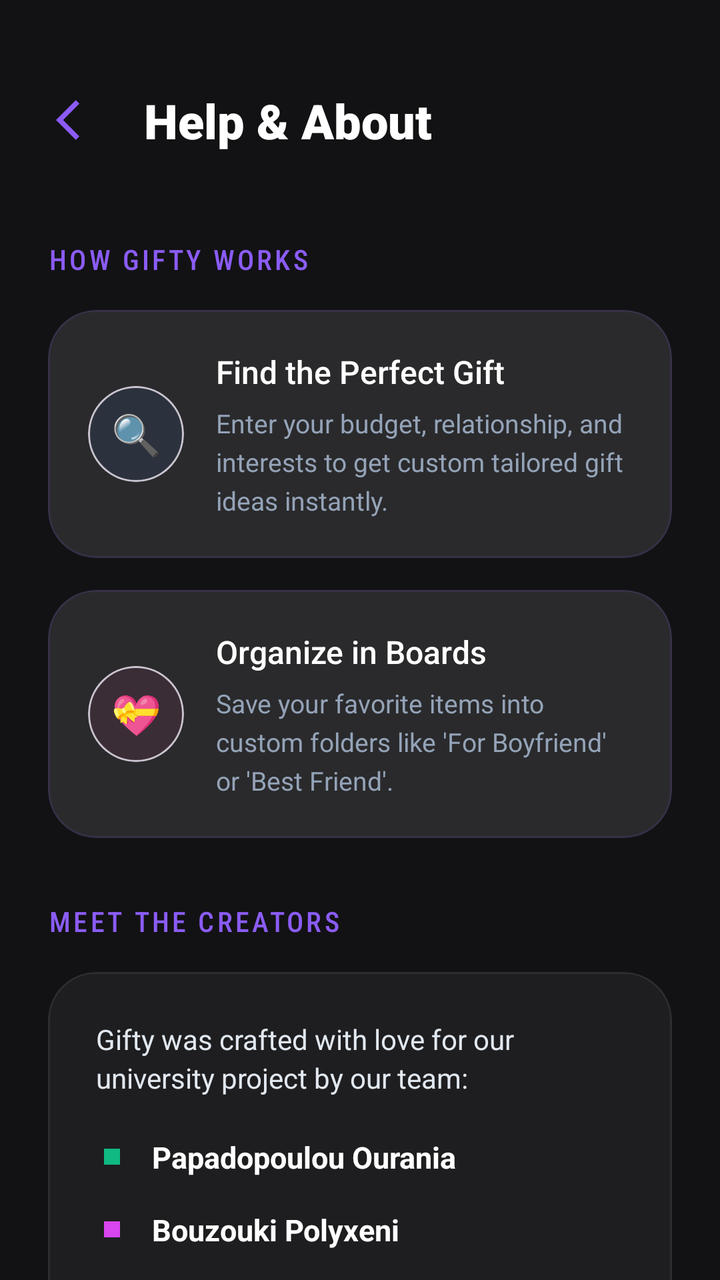
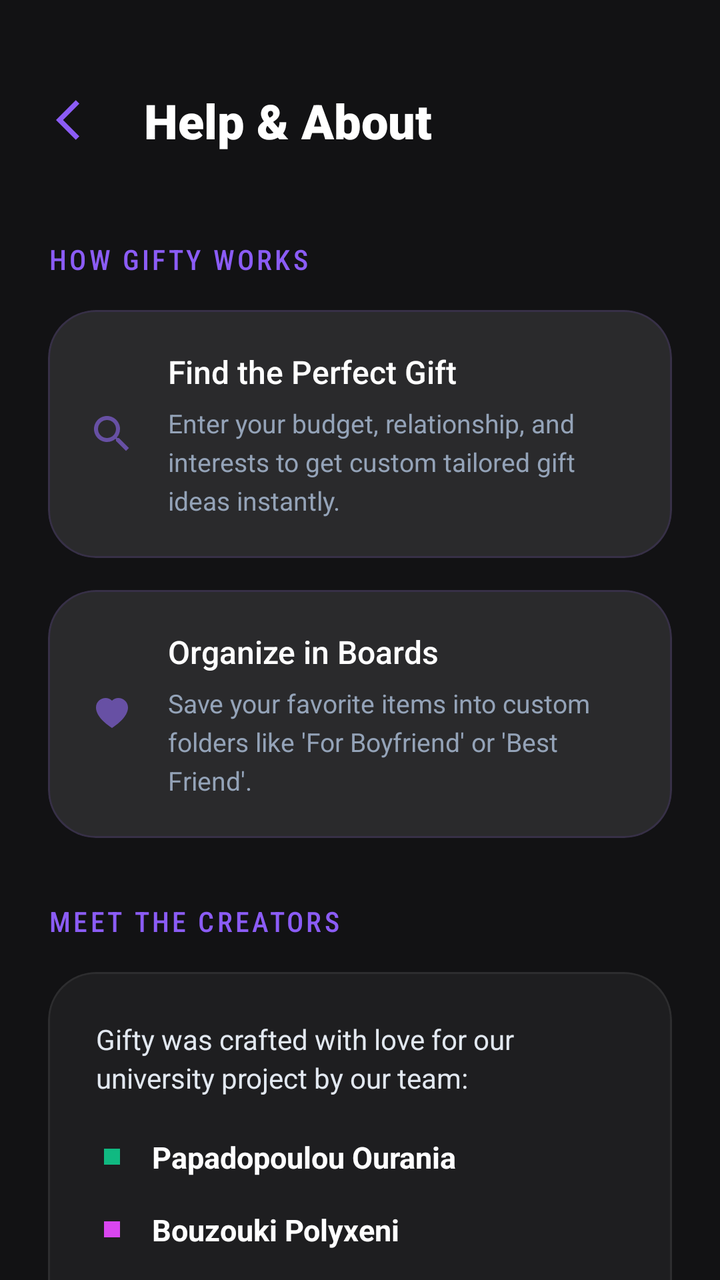

The first picture is an Android layout as it rendered before a commit; the second is the same layout after the commit. The layout source and the unified diff follow.
<!-- AndroidManifest.xml: application theme Theme.AndroidApp -->
<!-- res/layout/activity_about_help.xml -->
<?xml version="1.0" encoding="utf-8"?>
<androidx.constraintlayout.widget.ConstraintLayout
    xmlns:android="http://schemas.android.com/apk/res/android"
    xmlns:app="http://schemas.android.com/apk/res-auto"
    xmlns:tools="http://tools.android.com/tools"
    android:layout_width="match_parent"
    android:layout_height="match_parent"
    android:background="#121214">

    <androidx.constraintlayout.widget.ConstraintLayout
        android:id="@+id/headerLayout"
        android:layout_width="match_parent"
        android:layout_height="wrap_content"
        android:background="#121214"
        android:paddingHorizontal="20dp"
        android:paddingTop="40dp"
        android:paddingBottom="16dp"
        app:layout_constraintTop_toTopOf="parent">

        <ImageButton
            android:id="@+id/btnBack"
            android:layout_width="40dp"
            android:layout_height="40dp"
            android:background="?attr/selectableItemBackgroundBorderless"
            android:src="@drawable/baseline_arrow_back_ios_24"
            app:tint="#8B5CF6"
            app:layout_constraintStart_toStartOf="parent"
            app:layout_constraintTop_toTopOf="parent"
            app:layout_constraintBottom_toBottomOf="parent" />

        <TextView
            android:layout_width="wrap_content"
            android:layout_height="wrap_content"
            android:text="Help &amp; About"
            android:textSize="24sp"
            android:fontFamily="sans-serif-black"
            android:textColor="#FFFFFF"
            android:layout_marginStart="12dp"
            app:layout_constraintStart_toEndOf="@id/btnBack"
            app:layout_constraintTop_toTopOf="parent"
            app:layout_constraintBottom_toBottomOf="parent" />
    </androidx.constraintlayout.widget.ConstraintLayout>

    <androidx.core.widget.NestedScrollView
        android:layout_width="match_parent"
        android:layout_height="0dp"
        android:fillViewport="true"
        app:layout_constraintTop_toBottomOf="@id/headerLayout"
        app:layout_constraintBottom_toBottomOf="parent">

        <LinearLayout
            android:layout_width="match_parent"
            android:layout_height="wrap_content"
            android:orientation="vertical"
            android:padding="24dp">

            <TextView
                android:layout_width="wrap_content"
                android:layout_height="wrap_content"
                android:text="How Gifty Works"
                android:textSize="14sp"
                android:fontFamily="sans-serif-condensed-medium"
                android:textColor="#8B5CF6"
                android:letterSpacing="0.1"
                android:textAllCaps="true"
                android:layout_marginBottom="16dp" />

            <com.google.android.material.card.MaterialCardView
                android:layout_width="match_parent"
                android:layout_height="wrap_content"
                android:layout_marginBottom="16dp"
                app:cardCornerRadius="24dp"
                app:cardElevation="0dp"
                app:strokeColor="#228B5CF6"
                app:strokeWidth="1dp"
                app:cardBackgroundColor="#1AFFFFFF">

                <LinearLayout
                    android:layout_width="match_parent"
                    android:layout_height="wrap_content"
                    android:orientation="horizontal"
                    android:padding="20dp"
                    android:gravity="center_vertical">

                    <com.google.android.material.card.MaterialCardView
                        android:layout_width="48dp"
                        android:layout_height="48dp"
                        app:cardCornerRadius="24dp"
                        app:cardElevation="0dp"
                        app:cardBackgroundColor="#153B82F6">
                        <TextView
                            android:layout_width="match_parent"
                            android:layout_height="match_parent"
                            android:text="🔍"
                            android:textSize="20sp"
                            android:gravity="center" />
                    </com.google.android.material.card.MaterialCardView>

                    <LinearLayout
                        android:layout_width="0dp"
                        android:layout_height="wrap_content"
                        android:layout_weight="1"
                        android:orientation="vertical"
                        android:layout_marginStart="16dp">

                        <TextView
                            android:layout_width="wrap_content"
                            android:layout_height="wrap_content"
                            android:text="Find the Perfect Gift"
                            android:fontFamily="sans-serif-medium"
                            android:textColor="#FFFFFF"
                            android:textSize="16sp" />

                        <TextView
                            android:layout_width="match_parent"
                            android:layout_height="wrap_content"
                            android:layout_marginTop="6dp"
                            android:text="Enter your budget, relationship, and interests to get custom tailored gift ideas instantly."
                            android:textColor="#94A3B8"
                            android:textSize="13sp"
                            android:lineSpacingExtra="4sp" />
                    </LinearLayout>
                </LinearLayout>
            </com.google.android.material.card.MaterialCardView>

            <com.google.android.material.card.MaterialCardView
                android:layout_width="match_parent"
                android:layout_height="wrap_content"
                android:layout_marginBottom="32dp"
                app:cardCornerRadius="24dp"
                app:cardElevation="0dp"
                app:strokeColor="#228B5CF6"
                app:strokeWidth="1dp"
                app:cardBackgroundColor="#1AFFFFFF">

                <LinearLayout
                    android:layout_width="match_parent"
                    android:layout_height="wrap_content"
                    android:orientation="horizontal"
                    android:padding="20dp"
                    android:gravity="center_vertical">

                    <com.google.android.material.card.MaterialCardView
                        android:layout_width="48dp"
                        android:layout_height="48dp"
                        app:cardCornerRadius="24dp"
                        app:cardElevation="0dp"
                        app:cardBackgroundColor="#15EC4899">
                        <TextView
                            android:layout_width="match_parent"
                            android:layout_height="match_parent"
                            android:text="💝"
                            android:textSize="20sp"
                            android:gravity="center" />
                    </com.google.android.material.card.MaterialCardView>

                    <LinearLayout
                        android:layout_width="0dp"
                        android:layout_height="wrap_content"
                        android:layout_weight="1"
                        android:orientation="vertical"
                        android:layout_marginStart="16dp">

                        <TextView
                            android:layout_width="wrap_content"
                            android:layout_height="wrap_content"
                            android:text="Organize in Boards"
                            android:fontFamily="sans-serif-medium"
                            android:textColor="#FFFFFF"
                            android:textSize="16sp" />

                        <TextView
                            android:layout_width="match_parent"
                            android:layout_height="wrap_content"
                            android:layout_marginTop="6dp"
                            android:text="Save your favorite items into custom folders like 'For Boyfriend' or 'Best Friend'."
                            android:textColor="#94A3B8"
                            android:textSize="13sp"
                            android:lineSpacingExtra="4sp" />
                    </LinearLayout>
                </LinearLayout>
            </com.google.android.material.card.MaterialCardView>

            <TextView
                android:layout_width="wrap_content"
                android:layout_height="wrap_content"
                android:text="Meet the Creators"
                android:textSize="14sp"
                android:fontFamily="sans-serif-condensed-medium"
                android:textColor="#8B5CF6"
                android:letterSpacing="0.1"
                android:textAllCaps="true"
                android:layout_marginBottom="16dp" />

            <com.google.android.material.card.MaterialCardView
                android:layout_width="match_parent"
                android:layout_height="wrap_content"
                app:cardCornerRadius="24dp"
                app:cardElevation="0dp"
                app:strokeColor="#11FFFFFF"
                app:strokeWidth="1dp"
                app:cardBackgroundColor="#0DFFFFFF">

                <LinearLayout
                    android:layout_width="match_parent"
                    android:layout_height="wrap_content"
                    android:orientation="vertical"
                    android:padding="24dp">

                    <TextView
                        android:layout_width="wrap_content"
                        android:layout_height="wrap_content"
                        android:text="Gifty was crafted with love for our university project by our team:"
                        android:textColor="#E2E8F0"
                        android:textSize="14sp"
                        android:layout_marginBottom="20dp"
                        android:lineSpacingExtra="3sp"/>

                    <LinearLayout
                        android:layout_width="match_parent"
                        android:layout_height="wrap_content"
                        android:orientation="horizontal"
                        android:gravity="center_vertical"
                        android:layout_marginBottom="16dp">
                        <View
                            android:layout_width="8dp"
                            android:layout_height="8dp"
                            android:background="@android:color/holo_green_light"
                            android:backgroundTint="#10B981"
                            android:layout_marginStart="4dp"/>

                        <TextView
                            android:layout_width="wrap_content"
                            android:layout_height="wrap_content"
                            android:layout_marginStart="16dp"
                            android:text="Papadopoulou Ourania"
                            android:textColor="#FFFFFF"
                            android:textSize="15sp"
                            android:textStyle="bold" />

                        <TextView
                            android:layout_width="wrap_content"
                            android:layout_height="wrap_content"
                            android:textColor="#94A3B8"
                            android:textSize="14sp" />
                    </LinearLayout>

                    <LinearLayout
                        android:layout_width="match_parent"
                        android:layout_height="wrap_content"
                        android:orientation="horizontal"
                        android:gravity="center_vertical"
                        android:layout_marginBottom="16dp">
                        <View
                            android:layout_width="8dp"
                            android:layout_height="8dp"
                            android:background="@android:color/holo_purple"
                            android:backgroundTint="#D946EF"
                            android:layout_marginStart="4dp"/>

                        <TextView
                            android:layout_width="wrap_content"
                            android:layout_height="wrap_content"
                            android:layout_marginStart="16dp"
                            android:text="Bouzouki Polyxeni"
                            android:textColor="#FFFFFF"
                            android:textSize="15sp"
                            android:textStyle="bold" />

                        <TextView
                            android:layout_width="wrap_content"
                            android:layout_height="wrap_content"
                            android:textColor="#94A3B8"
                            android:textSize="14sp" />
                    </LinearLayout>

                    <LinearLayout
                        android:layout_width="match_parent"
                        android:layout_height="wrap_content"
                        android:orientation="horizontal"
                        android:gravity="center_vertical">
                        <View
                            android:layout_width="8dp"
                            android:layout_height="8dp"
                            android:background="@android:color/holo_orange_light"
                            android:backgroundTint="#F59E0B"
                            android:layout_marginStart="4dp"/>

                        <TextView
                            android:layout_width="wrap_content"
                            android:layout_height="wrap_content"
                            android:layout_marginStart="16dp"
                            android:text="Tsevlikou Aggeliki"
                            android:textColor="#FFFFFF"
                            android:textSize="15sp"
                            android:textStyle="bold" />

                        <TextView
                            android:layout_width="wrap_content"
                            android:layout_height="wrap_content"
                            android:textColor="#94A3B8"
                            android:textSize="14sp" />
                    </LinearLayout>

                </LinearLayout>
            </com.google.android.material.card.MaterialCardView>

            <TextView
                android:layout_width="wrap_content"
                android:layout_height="wrap_content"
                android:text="Gifty • Version 1.0.0"
                android:textSize="11sp"
                android:fontFamily="sans-serif-light"
                android:textColor="#475569"
                android:layout_gravity="center_horizontal"
                android:layout_marginTop="40dp"
                android:letterSpacing="0.05"/>

        </LinearLayout>
    </androidx.core.widget.NestedScrollView>

</androidx.constraintlayout.widget.ConstraintLayout>
<!-- resources referenced by this layout -->
<resources>
  <!-- drawable baseline_arrow_back_ios_24 (drawable) -->
  <vector xmlns:android="http://schemas.android.com/apk/res/android" android:autoMirrored="true" android:height="24dp" android:tint="#000000" android:viewportHeight="24" android:viewportWidth="24" android:width="24dp">
        
      <path android:fillColor="@android:color/white" android:pathData="M11.67,3.87L9.9,2.1 0,12l9.9,9.9 1.77,-1.77L3.54,12z"/>
      
  </vector>
  <style name="Theme.AndroidApp" parent="Base.Theme.AndroidApp" />
  <style name="Base.Theme.AndroidApp" parent="Theme.Material3.DayNight.NoActionBar">
      </style>
</resources>

<!-- the commit's change to res/layout/activity_about_help.xml (unified diff, before → after) -->
@@ -82,19 +82,14 @@
                     android:padding="20dp"
                     android:gravity="center_vertical">
 
-                    <com.google.android.material.card.MaterialCardView
-                        android:layout_width="48dp"
-                        android:layout_height="48dp"
-                        app:cardCornerRadius="24dp"
-                        app:cardElevation="0dp"
-                        app:cardBackgroundColor="#153B82F6">
-                        <TextView
-                            android:layout_width="match_parent"
-                            android:layout_height="match_parent"
-                            android:text="🔍"
-                            android:textSize="20sp"
-                            android:gravity="center" />
-                    </com.google.android.material.card.MaterialCardView>
+                    <ImageView
+                        android:layout_width="wrap_content"
+                        android:layout_height="wrap_content"
+                        android:contentDescription="Search"
+                        android:src="@drawable/ic_search"
+                        android:textSize="20sp"
+                        android:gravity="center"
+                        app:tint="?attr/colorPrimary" />
 
                     <LinearLayout
                         android:layout_width="0dp"
@@ -140,19 +135,18 @@
                     android:padding="20dp"
                     android:gravity="center_vertical">
 
-                    <com.google.android.material.card.MaterialCardView
-                        android:layout_width="48dp"
-                        android:layout_height="48dp"
-                        app:cardCornerRadius="24dp"
-                        app:cardElevation="0dp"
-                        app:cardBackgroundColor="#15EC4899">
-                        <TextView
-                            android:layout_width="match_parent"
-                            android:layout_height="match_parent"
-                            android:text="💝"
-                            android:textSize="20sp"
-                            android:gravity="center" />
-                    </com.google.android.material.card.MaterialCardView>
+
+                    <ImageView
+                        android:layout_width="wrap_content"
+                        android:layout_height="wrap_content"
+                        android:contentDescription="Heart"
+                        android:src="@drawable/ic_heart_fill"
+                        android:textSize="20sp"
+                        android:layout_margin="4dp"
+                        android:gravity="center"
+                        app:tint="?attr/colorPrimary"
+                        />
+
 
                     <LinearLayout
                         android:layout_width="0dp"
<!-- resource entries referenced after the edit -->
@@ -6,7 +6,25 @@
       <path android:fillColor="@android:color/white" android:pathData="M11.67,3.87L9.9,2.1 0,12l9.9,9.9 1.77,-1.77L3.54,12z"/>
       
   </vector>
+  <!-- drawable ic_heart_fill (drawable) -->
+  <vector xmlns:android="http://schemas.android.com/apk/res/android"
+      android:width="16dp"
+      android:height="16dp"
+      android:viewportWidth="16"
+      android:viewportHeight="16">
+    <path
+        android:pathData="M8,1.314C12.438,-3.248 23.534,4.735 8,15 -7.534,4.736 3.562,-3.248 8,1.314"
+        android:fillColor="@color/white"
+        android:fillType="evenOdd"/>
+  </vector>
+  <!-- drawable ic_search (drawable) -->
+  <vector xmlns:android="http://schemas.android.com/apk/res/android" android:height="24dp" android:tint="#000000" android:viewportHeight="24" android:viewportWidth="24" android:width="24dp">
+        
+      <path android:fillColor="@android:color/white" android:pathData="M15.5,14h-0.79l-0.28,-0.27C15.41,12.59 16,11.11 16,9.5 16,5.91 13.09,3 9.5,3S3,5.91 3,9.5 5.91,16 9.5,16c1.61,0 3.09,-0.59 4.23,-1.57l0.27,0.28v0.79l5,4.99L20.49,19l-4.99,-5zM9.5,14C7.01,14 5,11.99 5,9.5S7.01,5 9.5,5 14,7.01 14,9.5 11.99,14 9.5,14z"/>
+      
+  </vector>
   <style name="Theme.AndroidApp" parent="Base.Theme.AndroidApp" />
+  <color name="white">#FFFFFFFF</color>
   <style name="Base.Theme.AndroidApp" parent="Theme.Material3.DayNight.NoActionBar">
       </style>
 </resources>
